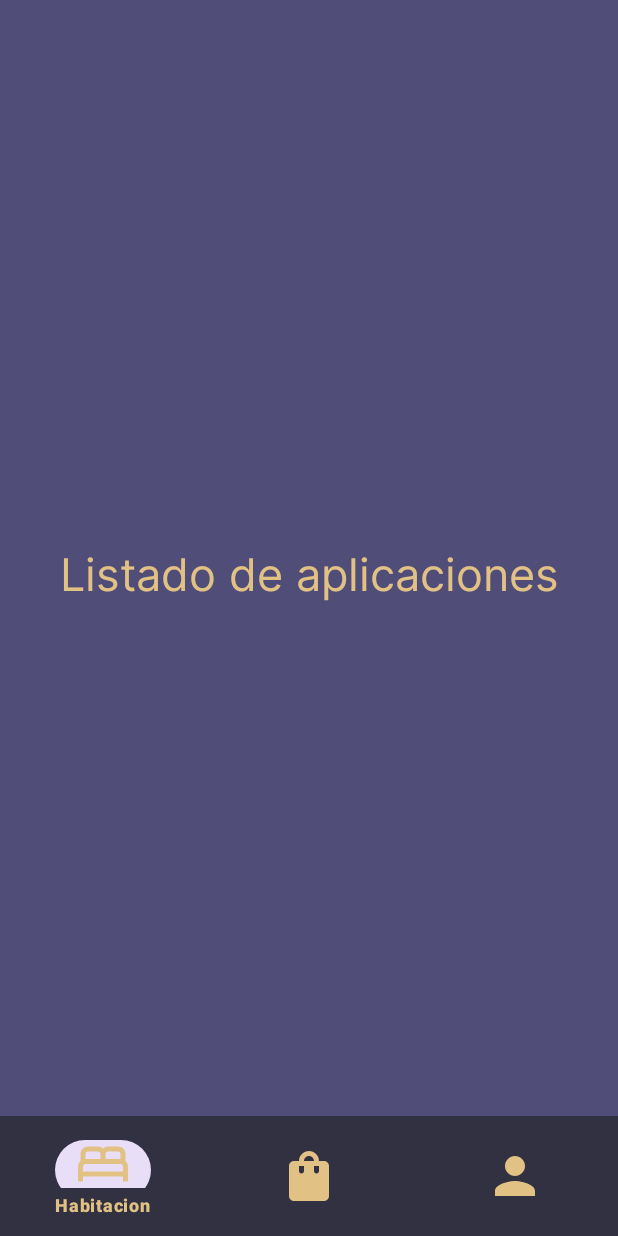
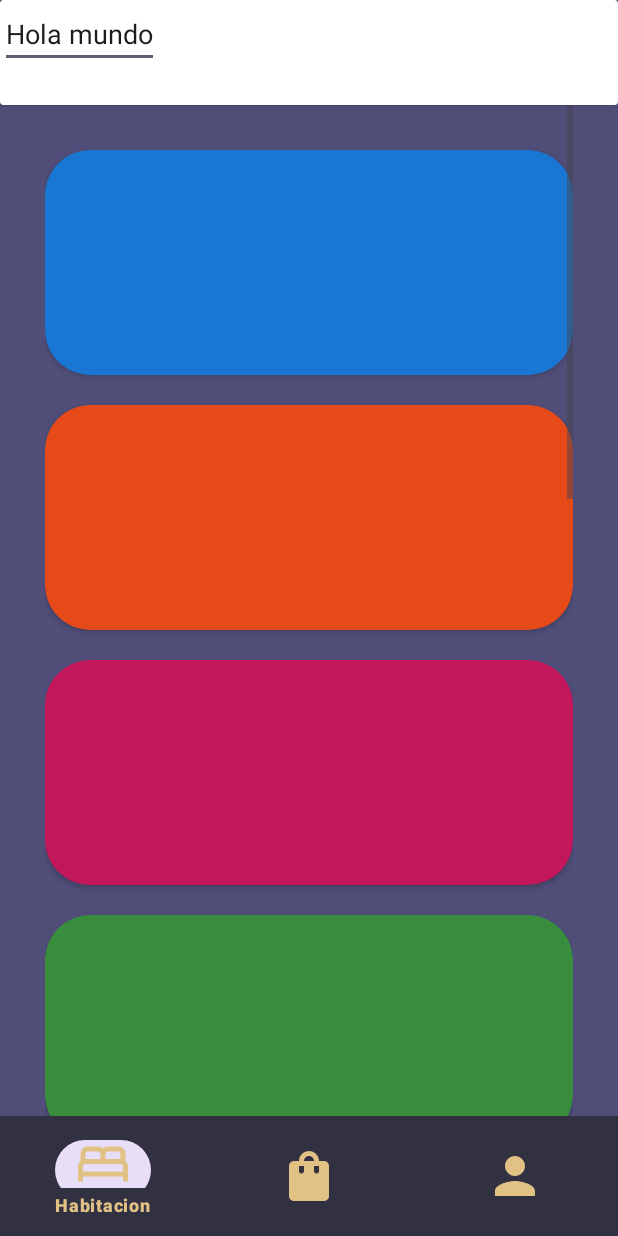
Before and after one commit to Ferkhan/feridem-android, an Android app: the HabitacionFragment screen opened directly, with no data from a screen before it, on a phone screen of 412 x 824 dp. Run offline under Robolectric (Android 15) with nearby library versions, the phone set to English and light mode, and no system bars.

```diff
--- a/app/src/main/java/com/feridem/android/ValidarInicarSesion.java
+++ b/app/src/main/java/com/feridem/android/ValidarInicarSesion.java
@@ -1,4 +1,5 @@
 package com.feridem.android;
 
 public class ValidarInicarSesion {
+
 }
--- a/app/src/main/res/layout/fragment_habitacion.xml
+++ b/app/src/main/res/layout/fragment_habitacion.xml
@@ -1,21 +1,120 @@
 <?xml version="1.0" encoding="utf-8"?>
 <androidx.constraintlayout.widget.ConstraintLayout xmlns:android="http://schemas.android.com/apk/res/android"
+    xmlns:app="http://schemas.android.com/apk/res-auto"
     xmlns:tools="http://schemas.android.com/tools"
     android:layout_width="match_parent"
     android:layout_height="match_parent"
-    xmlns:app="http://schemas.android.com/apk/res-auto"
     android:background="@color/secundario"
     tools:context=".HabitacionFragment">
 
-    <TextView
+    <androidx.cardview.widget.CardView
+        android:id="@+id/superior"
+        android:layout_width="0dp"
+        android:layout_height="70dp"
+        app:layout_constraintBottom_toBottomOf="parent"
+        app:layout_constraintEnd_toEndOf="parent"
+        app:layout_constraintStart_toStartOf="parent"
+        app:layout_constraintTop_toTopOf="parent"
+        app:layout_constraintVertical_bias="0"
+        >
 
-        style="@style/textoInicioRegistro"
-        android:textSize="30sp"
-        android:text="Listado de aplicaciones"
-        app:layout_constraintTop_toTopOf="parent"
+        <EditText
+            android:layout_width="wrap_content"
+            android:layout_height="wrap_content"
+            android:text="Hola mundo"/>
+
+
+    </androidx.cardview.widget.CardView>
+
+
+    <ScrollView
+        android:id="@+id/vista_delizar"
+        android:layout_width="0dp"
+        android:layout_height="0dp"
+        android:layout_marginHorizontal="@dimen/margenInicioRegistro"
         app:layout_constraintBottom_toBottomOf="parent"
+        app:layout_constraintEnd_toEndOf="parent"
         app:layout_constraintStart_toStartOf="parent"
-        app:layout_constraintEnd_toEndOf="parent"
-        />
+        app:layout_constraintTop_toBottomOf="@id/superior">
+
+        <LinearLayout
+            android:layout_width="match_parent"
+            android:layout_height="wrap_content"
+            android:orientation="vertical">
+
+            <androidx.cardview.widget.CardView
+                android:layout_width="match_parent"
+                android:layout_height="150dp"
+                android:layout_marginTop="30dp"
+                android:layout_marginBottom="20dp"
+                android:backgroundTint="#1976D2"
+                app:cardCornerRadius="30dp" >
+            </androidx.cardview.widget.CardView>
+
+            <androidx.cardview.widget.CardView
+                android:layout_width="match_parent"
+                android:layout_height="150dp"
+                android:layout_marginBottom="20dp"
+                android:backgroundTint="#E64A19"
+                app:cardCornerRadius="30dp" />
+
+            <androidx.cardview.widget.CardView
+                android:layout_width="match_parent"
+                android:layout_height="150dp"
+                android:layout_marginBottom="20dp"
+                android:backgroundTint="#C2185B"
+                app:cardCornerRadius="30dp" />
+
+            <androidx.cardview.widget.CardView
+                android:layout_width="match_parent"
+                android:layout_height="150dp"
+                android:layout_marginBottom="20dp"
+                android:backgroundTint="#388E3C"
+                app:cardCornerRadius="30dp" />
+
+            <androidx.cardview.widget.CardView
+                android:layout_width="match_parent"
+                android:layout_height="150dp"
+                android:layout_marginBottom="20dp"
+                android:backgroundTint="#FFA000"
+                app:cardCornerRadius="30dp" />
+
+            <androidx.cardview.widget.CardView
+                android:layout_width="match_parent"
+                android:layout_height="150dp"
+                android:layout_marginBottom="20dp"
+                android:backgroundTint="#00796B"
+                app:cardCornerRadius="30dp" />
+
+            <androidx.cardview.widget.CardView
+                android:layout_width="match_parent"
+                android:layout_height="150dp"
+                android:layout_marginBottom="20dp"
+                android:backgroundTint="#512DA8"
+                app:cardCornerRadius="30dp" />
+
+            <androidx.cardview.widget.CardView
+                android:layout_width="match_parent"
+                android:layout_height="150dp"
+                android:layout_marginBottom="20dp"
+                android:backgroundTint="#689F38"
+                app:cardCornerRadius="30dp" />
+
+            <androidx.cardview.widget.CardView
+                android:layout_width="match_parent"
+                android:layout_height="150dp"
+                android:layout_marginBottom="20dp"
+                android:backgroundTint="#0097A7"
+                app:cardCornerRadius="30dp" />
+
+            <androidx.cardview.widget.CardView
+                android:layout_width="match_parent"
+                android:layout_height="150dp"
+                android:layout_marginBottom="20dp"
+                android:backgroundTint="#E64A19"
+                app:cardCornerRadius="30dp" />
+        </LinearLayout>
+    </ScrollView>
+
 
 </androidx.constraintlayout.widget.ConstraintLayout>
```
Also changed, not shown: app/src/main/AndroidManifest.xml (+6 -3 lines), app/src/main/java/com/feridem/android/MainActivity.java (+18 -3 lines), app/src/main/java/com/feridem/android/RegistroActivity.java (+28 -6 lines), app/src/main/java/com/feridem/android/ValidarDatos.java (added, +26 -0 lines).
